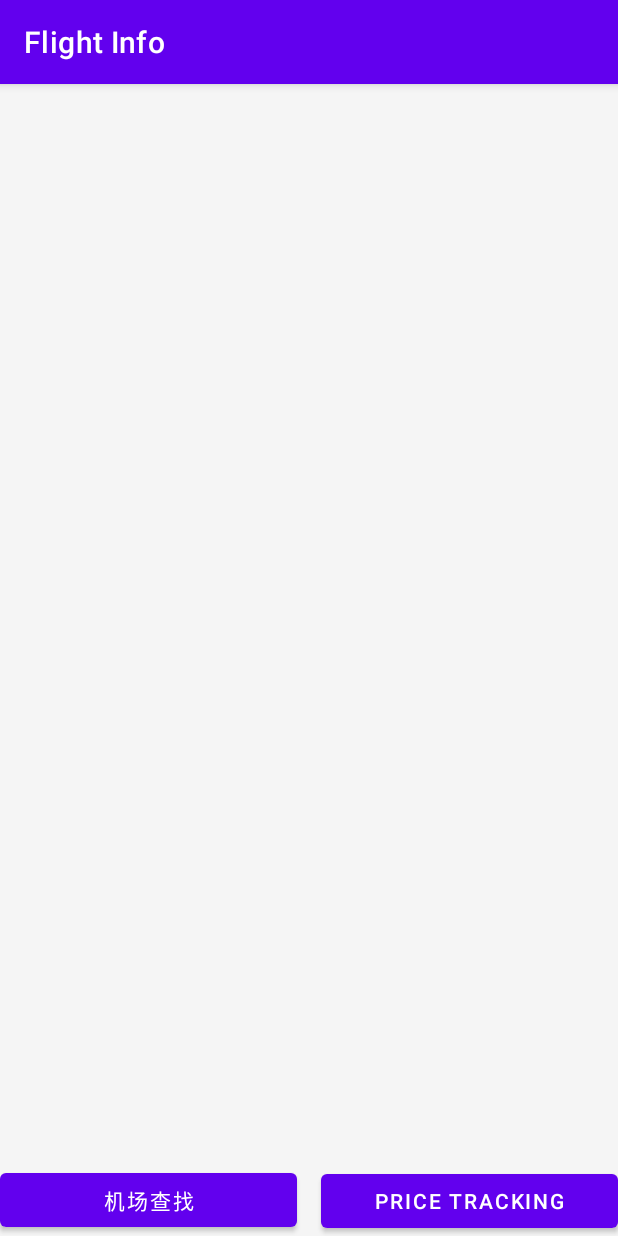
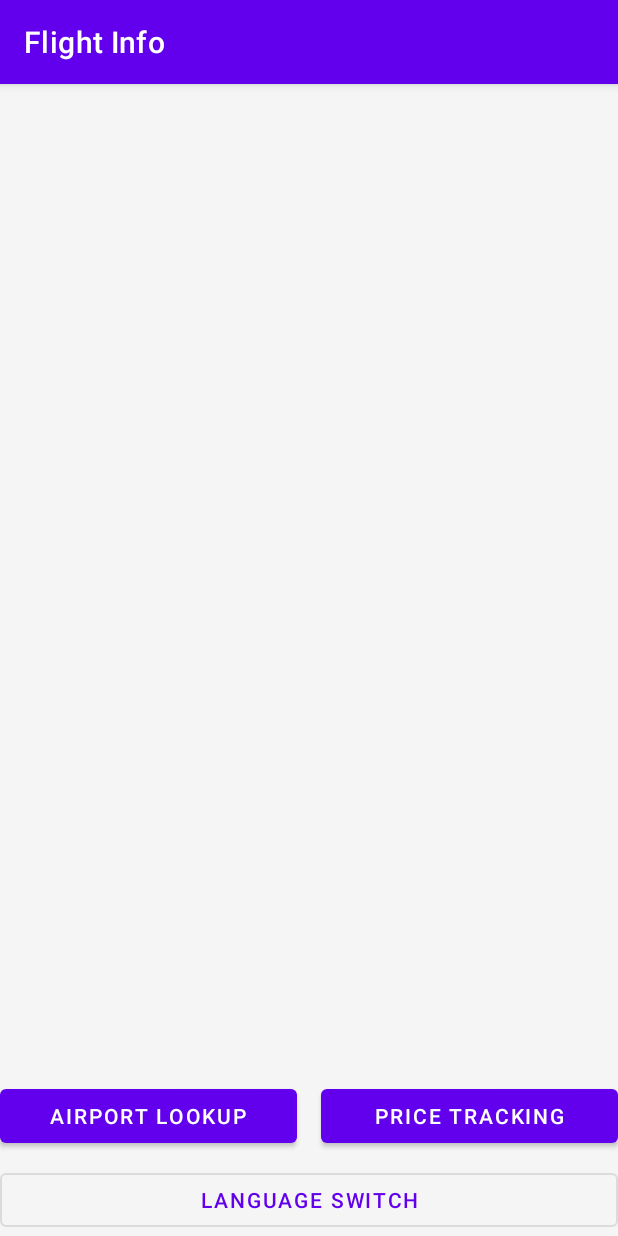
Before and after one commit to demomylove/FrightInfoApp, an Android app: the screen it shows after launch (MainActivity), on a phone screen of 412 x 824 dp. Run offline under Robolectric (Android 15) with nearby library versions, the phone set to English and light mode, and no system bars; our stand-ins replace Dagger/Hilt's generated code, Room's generated code, navigation-ui; 1 statement that could not run was skipped.

Commit message:
feat: Add multi-language support (Chinese/English)
- Add LocaleManager utility for language switching
- Create English and Chinese string resources
- Update hardcoded text in layouts to use string resources
- Add language selection dialog with restart functionality
- Add language switch button to main interface
- Support dynamic language switching with app restart

🤖 Generated with [Claude Code](https://claude.ai/code)

Co-Authored-By: Claude <noreply@anthropic.com>

```diff
--- /dev/null
+++ b/app/src/main/java/com/flightinfo/app/utils/LocaleManager.kt
@@ -0,0 +1,52 @@
+package com.flightinfo.app.utils
+
+import android.content.Context
+import android.content.SharedPreferences
+import java.util.*
+
+class LocaleManager(context: Context) {
+
+    companion object {
+        private const val PREF_NAME = "locale_prefs"
+        private const val KEY_LANGUAGE = "language"
+
+        const val LANGUAGE_ENGLISH = "en"
+        const val LANGUAGE_CHINESE = "zh"
+    }
+
+    private val prefs: SharedPreferences = context.getSharedPreferences(PREF_NAME, Context.MODE_PRIVATE)
+
+    fun setLanguage(context: Context, language: String) {
+        persistLanguage(language)
+        updateLanguage(context, language)
+    }
+
+    fun getLanguage(): String {
+        return prefs.getString(KEY_LANGUAGE, LANGUAGE_ENGLISH) ?: LANGUAGE_ENGLISH
+    }
+
+    private fun persistLanguage(language: String) {
+        prefs.edit().putString(KEY_LANGUAGE, language).apply()
+    }
+
+    private fun updateLanguage(context: Context, language: String) {
+        val locale = Locale(language)
+        Locale.setDefault(locale)
+
+        val resources = context.resources
+        val configuration = resources.configuration
+        configuration.setLocale(locale)
+        configuration.setLayoutDirection(locale)
+
+        resources.updateConfiguration(configuration, resources.displayMetrics)
+    }
+
+    fun getCurrentLocale(context: Context): Locale {
+        return if (android.os.Build.VERSION.SDK_INT >= android.os.Build.VERSION_CODES.N) {
+            context.resources.configuration.locales[0]
+        } else {
+            @Suppress("DEPRECATION")
+            context.resources.configuration.locale
+        }
+    }
+}
--- a/app/src/main/res/layout/activity_main.xml
+++ b/app/src/main/res/layout/activity_main.xml
@@ -21,10 +21,16 @@
     <LinearLayout
         android:layout_width="0dp"
         android:layout_height="wrap_content"
-        android:orientation="horizontal"
+        android:orientation="vertical"
         app:layout_constraintBottom_toBottomOf="parent"
         app:layout_constraintEnd_toEndOf="parent"
         app:layout_constraintStart_toStartOf="parent">
+
+        <LinearLayout
+            android:layout_width="match_parent"
+            android:layout_height="wrap_content"
+            android:orientation="horizontal"
+            android:layout_marginBottom="8dp">
 
             <Button
                 android:id="@+id/airport_lookup_button"
@@ -32,7 +38,7 @@
                 android:layout_height="wrap_content"
                 android:layout_weight="1"
                 android:layout_marginEnd="8dp"
-            android:text="机场查找" />
+                android:text="@string/airport_lookup" />
 
             <Button
                 android:id="@+id/price_tracking_button"
@@ -40,7 +46,15 @@
                 android:layout_height="wrap_content"
                 android:layout_weight="1"
                 android:layout_marginStart="8dp"
-            android:text="Price Tracking" />
+                android:text="@string/price_tracking" />
+        </LinearLayout>
+
+        <Button
+            android:id="@+id/language_switch_button"
+            android:layout_width="match_parent"
+            android:layout_height="wrap_content"
+            android:text="@string/language_switch"
+            style="@style/Widget.MaterialComponents.Button.OutlinedButton"/>
     </LinearLayout>
 
 </androidx.constraintlayout.widget.ConstraintLayout>
```
Also changed, not shown: app/src/main/java/com/flightinfo/app/ui/MainActivity.kt (+67 -0 lines), app/src/main/res/layout/dialog_language_settings.xml (added, +63 -0 lines), app/src/main/res/layout/fragment_airport_lookup.xml (+7 -7 lines), app/src/main/res/values/strings.xml (+56 -7 lines), 1 other file. Lines whose indentation alone changed are shown as unchanged.
